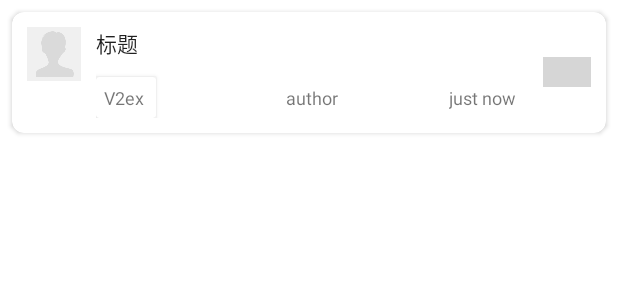
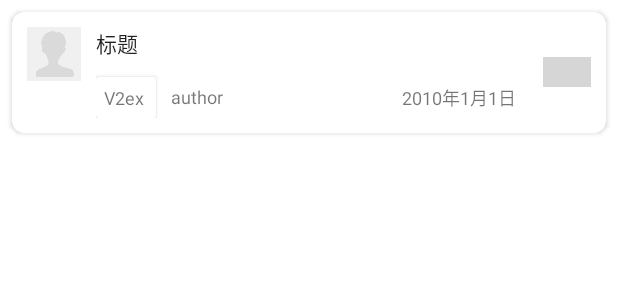
Before and after one commit to greatyao/v2ex-android, an Android app: the layout item_topic.xml on its own in the app's theme, with its tools: preview values and no code run, on a phone screen of 412 x 824 dp. Shown: the top 300 px of the screen. Run offline under Robolectric (Android 15) with nearby library versions, the phone set to English and light mode, and no system bars; plain views replace BadgeView; grey boxes are pictures that could not be loaded.

Commit message:
修改话题页面作者和时间显示重叠的问题

```diff
--- a/app/src/main/res/layout/item_topic.xml
+++ b/app/src/main/res/layout/item_topic.xml
@@ -78,15 +78,16 @@
                 android:text="author"
                 android:paddingTop="5dp"
                 android:textSize="12sp"
-                android:layout_gravity="center_vertical"
-                android:layout_alignTop="@+id/nodeCard"
-                android:layout_centerHorizontal="true" />
+                android:layout_alignBottom="@+id/nodeCard"
+                android:layout_toRightOf="@+id/nodeCard"
+                android:layout_marginLeft="10dp"
+                android:layout_marginBottom="6dp" />
 
             <TextView
                 android:id="@+id/time"
                 android:layout_width="wrap_content"
                 android:layout_height="wrap_content"
-                android:text="just now"
+                android:text="2010年1月1日"
                 android:layout_gravity="center_vertical"
                 android:paddingRight="8dp"
                 android:paddingTop="5dp"
```
